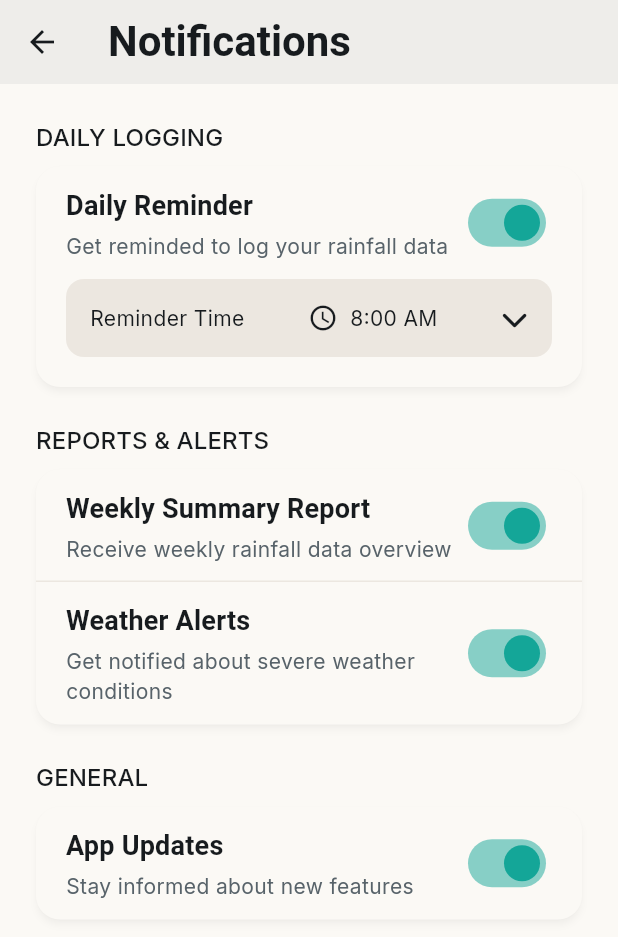
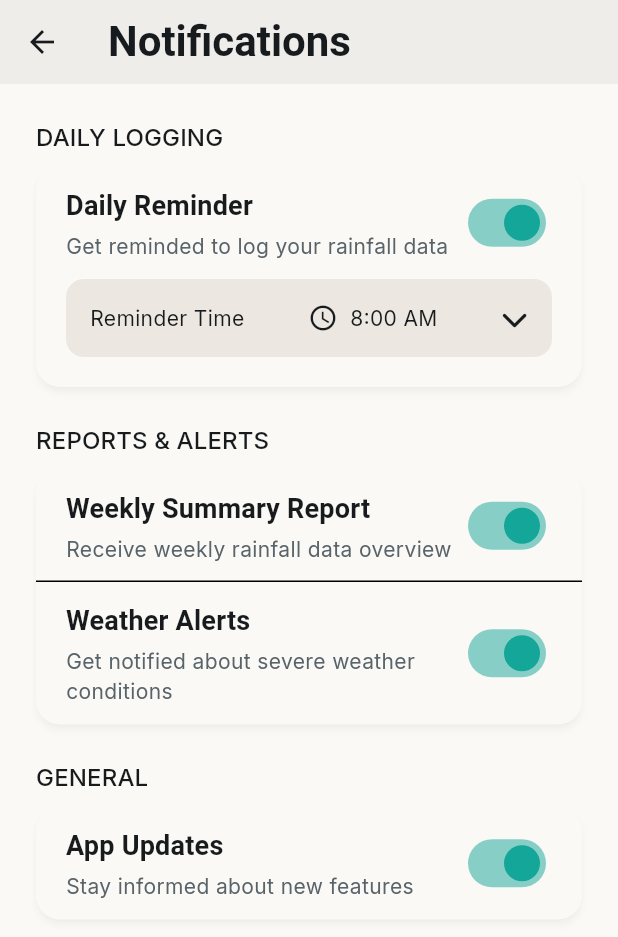
Before and after one commit to the-user-created/RainVu, a Flutter app: the NotificationsScreen screen opened by its route, on a phone screen of 412 x 824 dp. Shown: the top 937 px of the screen. Run offline on Flutter 3.47's test engine with Material 3 defaults, Android fonts, the phone set to English and light mode, and no system bars; our stand-ins replace csv, dotted_border, drift, file_picker, firebase_core, firebase_crashlytics and 12 more; missing offline and left inert: file_saver, sqlite3; accounts and stored records are empty; generated files the repository leaves out were written again; network calls fail; Roboto replaces fonts that are missing (Readex Pro); statements that could not run were skipped; project files that could hold a hidden picture were left out.

```diff
--- a/lib/core/ui/theme_provider.dart
+++ b/lib/core/ui/theme_provider.dart
@@ -1,15 +1,11 @@
 import "package:flutter/material.dart";
+import "package:rain_wise/core/data/local/shared_prefs.dart";
 import "package:riverpod_annotation/riverpod_annotation.dart";
 import "package:shared_preferences/shared_preferences.dart";
 
 part "theme_provider.g.dart";
 
 const _themeModeKey = "theme_mode";
-
-/// Provider for the SharedPreferences instance.
-@Riverpod(keepAlive: true)
-Future<SharedPreferences> sharedPreferences(final Ref ref) =>
-    SharedPreferences.getInstance();
 
 /// Notifier for managing and persisting the app's theme mode.
 @riverpod
--- a/lib/features/manage_gauges/presentation/widgets/gauge_form.dart
+++ b/lib/features/manage_gauges/presentation/widgets/gauge_form.dart
@@ -41,6 +41,7 @@ class _GaugeFormState extends State<GaugeForm> {
   }
 
   void _submit() {
+    // TODO: Should implement validation of lat long
     if (_formKey.currentState?.validate() ?? false) {
       widget.onSave?.call(
         _nameController.text,
--- a/lib/features/settings/presentation/widgets/settings_card.dart
+++ b/lib/features/settings/presentation/widgets/settings_card.dart
@@ -25,7 +25,7 @@ class SettingsCard extends StatelessWidget {
           children: ListTile.divideTiles(
             context: context,
             tiles: children,
-            color: theme.colorScheme.surfaceContainerHighest,
+            color: theme.colorScheme.outlineVariant,
           ).toList(),
         ),
       ),
--- a/lib/main.dart
+++ b/lib/main.dart
@@ -3,6 +3,7 @@ import "package:firebase_crashlytics/firebase_crashlytics.dart";
 import "package:flutter/material.dart";
 import "package:flutter_riverpod/flutter_riverpod.dart";
 import "package:go_router/go_router.dart";
+import "package:rain_wise/core/data/local/shared_prefs.dart";
 import "package:rain_wise/core/navigation/app_router.dart";
 import "package:rain_wise/core/ui/app_theme.dart";
 import "package:rain_wise/core/ui/theme_provider.dart";
```
